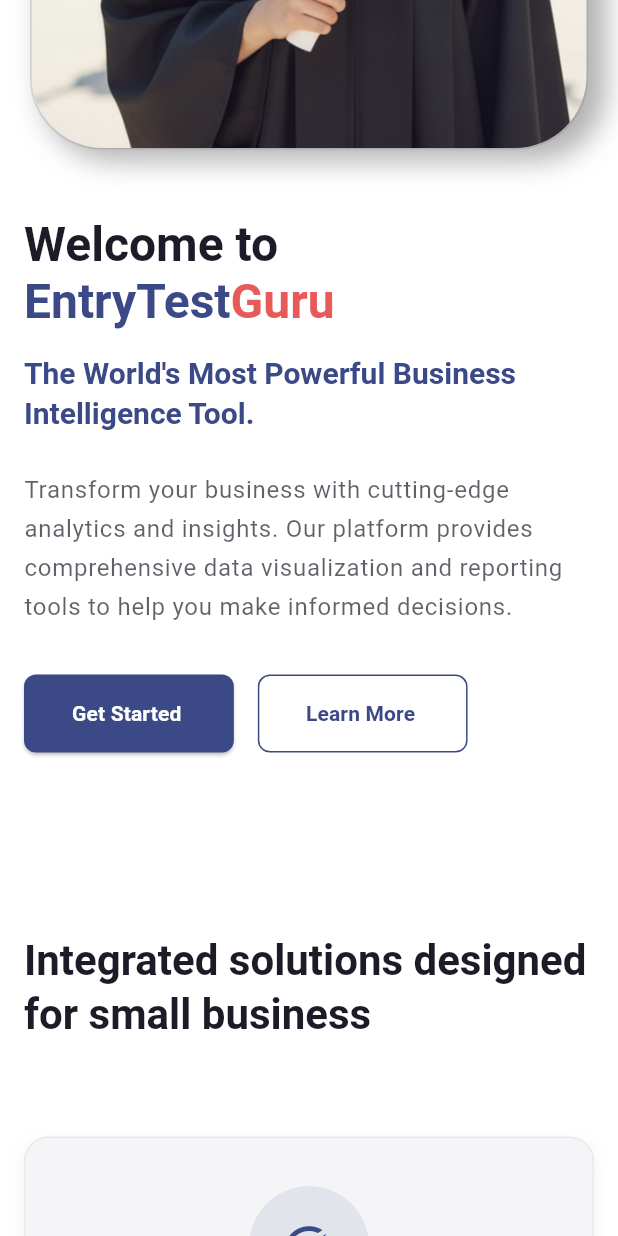
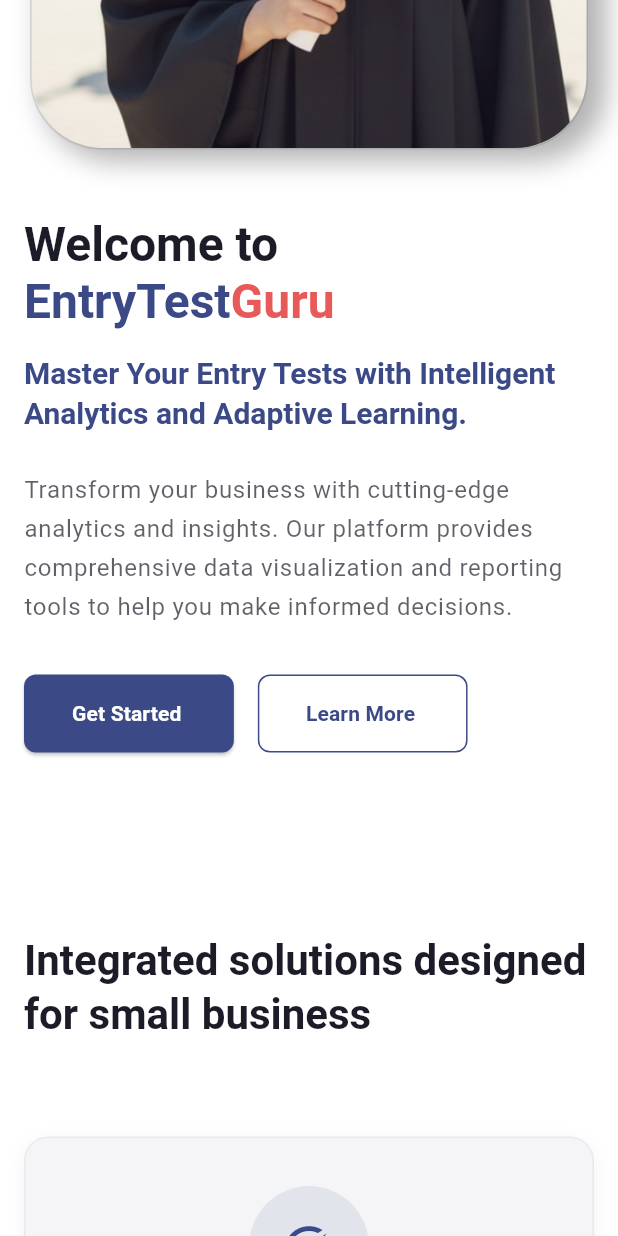
Before and after one commit to IHKodifier/ETG-Planning, a Flutter app: the screen it shows after launch, scrolled down 576 dp, on a phone screen of 412 x 824 dp. Run offline on Flutter 3.47's test engine with Material 3 defaults, Android fonts, the light colour scheme and no system bars; our stand-ins replace cloud_firestore, dio, firebase_auth, firebase_core, firebase_storage, flutter_riverpod and 5 more; accounts and stored records are empty.

```diff
--- a/code/entrytestguru/lib/features/home/presentation/widgets/hero_section.dart
+++ b/code/entrytestguru/lib/features/home/presentation/widgets/hero_section.dart
@@ -76,7 +76,7 @@
         ),
         const SizedBox(height: 16),
         SelectableText(
-          'The World\'s Most Powerful Business Intelligence Tool.',
+          'Master Your Entry Tests with Intelligent Analytics and Adaptive Learning.',
           style: theme.textTheme.headlineSmall?.copyWith(
             color: theme.colorScheme.primary,
             fontWeight: FontWeight.w600,
```
